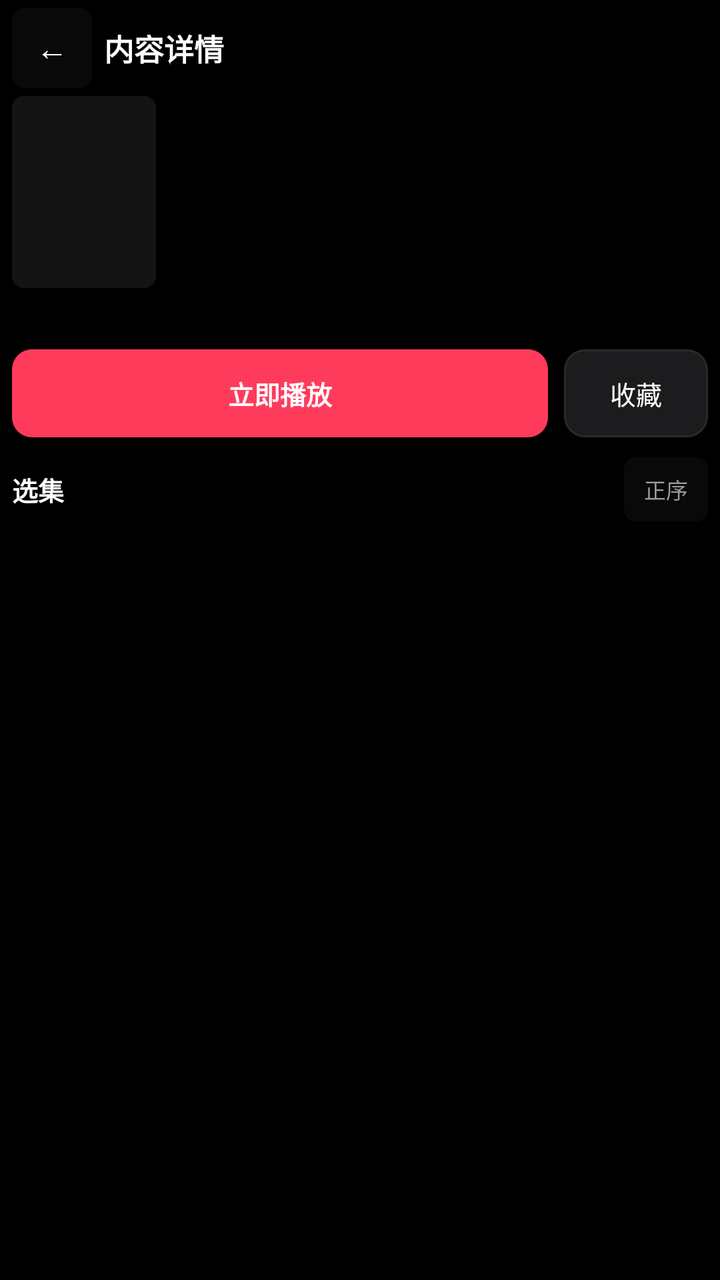
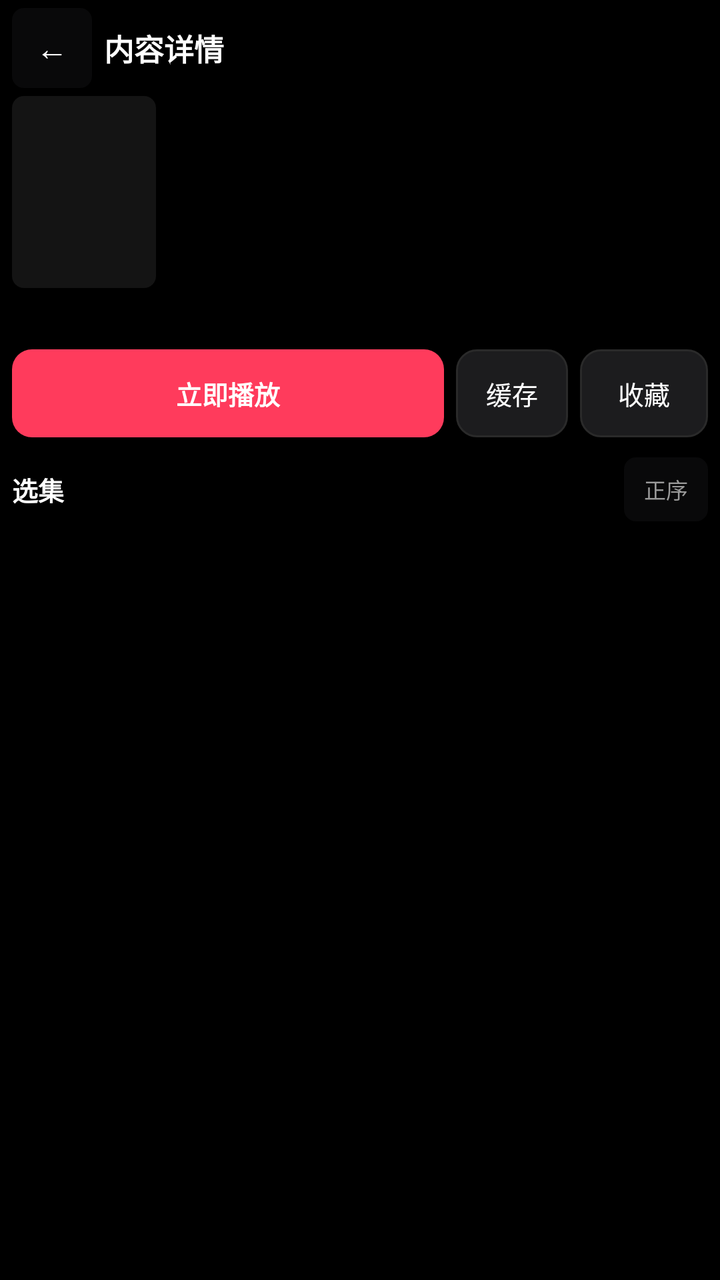

The first picture is an Android layout as it rendered before a commit; the second is the same layout after the commit. The layout source and the unified diff follow.
<!-- AndroidManifest.xml: application theme Theme.HongguoWatch -->
<!-- res/layout/activity_detail.xml -->
<?xml version="1.0" encoding="utf-8"?>
<LinearLayout xmlns:android="http://schemas.android.com/apk/res/android"
    android:id="@+id/detailRoot"
    android:layout_width="match_parent"
    android:layout_height="match_parent"
    android:background="@color/bg"
    android:orientation="vertical"
    android:paddingHorizontal="@dimen/watch_pad"
    android:paddingTop="@dimen/watch_pad_tight"
    android:paddingBottom="@dimen/watch_pad_tight">

    <LinearLayout
        android:layout_width="match_parent"
        android:layout_height="wrap_content"
        android:gravity="center_vertical"
        android:orientation="horizontal">

        <TextView
            android:id="@+id/backButton"
            android:layout_width="40dp"
            android:layout_height="40dp"
            android:background="@drawable/bg_control_button"
            android:gravity="center"
            android:text="@string/back"
            android:textColor="@color/text_primary"
            android:textSize="16sp" />

        <TextView
            android:id="@+id/pageTitle"
            android:layout_width="0dp"
            android:layout_height="wrap_content"
            android:layout_marginStart="6dp"
            android:layout_weight="1"
            android:ellipsize="end"
            android:maxLines="1"
            android:text="@string/detail_title"
            android:textColor="@color/text_primary"
            android:textSize="@dimen/watch_title"
            android:textStyle="bold" />
    </LinearLayout>

    <androidx.core.widget.NestedScrollView
        android:layout_width="match_parent"
        android:layout_height="0dp"
        android:layout_marginTop="4dp"
        android:layout_weight="1"
        android:fillViewport="true"
        android:overScrollMode="never">

        <LinearLayout
            android:layout_width="match_parent"
            android:layout_height="wrap_content"
            android:orientation="vertical">

            <LinearLayout
                android:layout_width="match_parent"
                android:layout_height="wrap_content"
                android:gravity="top"
                android:orientation="horizontal">

                <ImageView
                    android:id="@+id/cover"
                    android:layout_width="72dp"
                    android:layout_height="96dp"
                    android:background="@drawable/bg_cover"
                    android:contentDescription="@null"
                    android:scaleType="centerCrop" />

                <LinearLayout
                    android:layout_width="0dp"
                    android:layout_height="wrap_content"
                    android:layout_marginStart="8dp"
                    android:layout_weight="1"
                    android:orientation="vertical">

                    <TextView
                        android:id="@+id/seriesTitle"
                        android:layout_width="match_parent"
                        android:layout_height="wrap_content"
                        android:ellipsize="end"
                        android:maxLines="2"
                        android:textColor="@color/text_primary"
                        android:textSize="@dimen/watch_title"
                        android:textStyle="bold" />

                    <LinearLayout
                        android:id="@+id/tagRow"
                        android:layout_width="match_parent"
                        android:layout_height="wrap_content"
                        android:layout_marginTop="4dp"
                        android:gravity="center_vertical"
                        android:orientation="horizontal" />

                    <TextView
                        android:id="@+id/episodesMeta"
                        android:layout_width="match_parent"
                        android:layout_height="wrap_content"
                        android:layout_marginTop="4dp"
                        android:textColor="@color/text_secondary"
                        android:textSize="@dimen/watch_meta" />

                    <LinearLayout
                        android:layout_width="match_parent"
                        android:layout_height="wrap_content"
                        android:layout_marginTop="2dp"
                        android:gravity="center_vertical"
                        android:orientation="horizontal">

                        <TextView
                            android:id="@+id/ratingText"
                            android:layout_width="wrap_content"
                            android:layout_height="wrap_content"
                            android:textColor="@color/rating_good"
                            android:textSize="@dimen/watch_meta"
                            android:textStyle="bold"
                            android:visibility="gone" />

                        <TextView
                            android:id="@+id/heatText"
                            android:layout_width="wrap_content"
                            android:layout_height="wrap_content"
                            android:layout_marginStart="8dp"
                            android:textColor="@color/heat"
                            android:textSize="@dimen/watch_meta"
                            android:visibility="gone" />
                    </LinearLayout>
                </LinearLayout>
            </LinearLayout>

            <TextView
                android:id="@+id/seriesIntro"
                android:layout_width="match_parent"
                android:layout_height="wrap_content"
                android:layout_marginTop="8dp"
                android:ellipsize="end"
                android:maxLines="3"
                android:textColor="@color/text_secondary"
                android:textSize="@dimen/watch_meta" />

            <LinearLayout
                android:layout_width="match_parent"
                android:layout_height="wrap_content"
                android:layout_marginTop="8dp"
                android:gravity="center_vertical"
                android:orientation="horizontal">

                <TextView
                    android:id="@+id/playNowButton"
                    android:layout_width="0dp"
                    android:layout_height="44dp"
                    android:layout_weight="1"
                    android:background="@drawable/bg_play_now"
                    android:gravity="center"
                    android:text="@string/play_now"
                    android:textColor="@color/text_primary"
                    android:textSize="@dimen/watch_body"
                    android:textStyle="bold" />

                <TextView
                    android:id="@+id/favoriteAction"
                    android:layout_width="wrap_content"
                    android:layout_height="44dp"
                    android:layout_marginStart="8dp"
                    android:background="@drawable/bg_favorite_action"
                    android:gravity="center"
                    android:minWidth="72dp"
                    android:paddingHorizontal="12dp"
                    android:text="@string/favorite"
                    android:textColor="@color/text_primary"
                    android:textSize="@dimen/watch_body" />
            </LinearLayout>

            <LinearLayout
                android:layout_width="match_parent"
                android:layout_height="wrap_content"
                android:layout_marginTop="10dp"
                android:gravity="center_vertical"
                android:orientation="horizontal">

                <TextView
                    android:id="@+id/episodesLabel"
                    android:layout_width="0dp"
                    android:layout_height="wrap_content"
                    android:layout_weight="1"
                    android:text="@string/episodes"
                    android:textColor="@color/text_primary"
                    android:textSize="@dimen/watch_body"
                    android:textStyle="bold" />

                <TextView
                    android:id="@+id/expandToggle"
                    android:layout_width="wrap_content"
                    android:layout_height="32dp"
                    android:background="@drawable/bg_control_button"
                    android:gravity="center"
                    android:paddingHorizontal="10dp"
                    android:text="@string/episode_expand"
                    android:textColor="@color/accent"
                    android:textSize="@dimen/watch_meta"
                    android:textStyle="bold"
                    android:visibility="gone" />

                <TextView
                    android:id="@+id/orderToggle"
                    android:layout_width="wrap_content"
                    android:layout_height="32dp"
                    android:layout_marginStart="6dp"
                    android:background="@drawable/bg_control_button"
                    android:gravity="center"
                    android:paddingHorizontal="10dp"
                    android:text="@string/episode_order_asc"
                    android:textColor="@color/text_secondary"
                    android:textSize="@dimen/watch_meta" />

                <TextView
                    android:id="@+id/continueButton"
                    android:layout_width="wrap_content"
                    android:layout_height="32dp"
                    android:layout_marginStart="6dp"
                    android:background="@drawable/bg_quality_chip"
                    android:gravity="center"
                    android:minWidth="56dp"
                    android:paddingHorizontal="10dp"
                    android:text="@string/continue_watch"
                    android:textColor="@color/text_primary"
                    android:textSize="@dimen/watch_meta"
                    android:textStyle="bold"
                    android:visibility="gone" />
            </LinearLayout>

            <HorizontalScrollView
                android:id="@+id/episodeRangeScroll"
                android:layout_width="match_parent"
                android:layout_height="wrap_content"
                android:layout_marginTop="6dp"
                android:clipToPadding="false"
                android:overScrollMode="never"
                android:scrollbars="none"
                android:visibility="gone">

                <LinearLayout
                    android:id="@+id/episodeRangeRow"
                    android:layout_width="wrap_content"
                    android:layout_height="wrap_content"
                    android:gravity="center_vertical"
                    android:orientation="horizontal" />
            </HorizontalScrollView>

            <FrameLayout
                android:layout_width="match_parent"
                android:layout_height="wrap_content"
                android:layout_marginTop="6dp"
                android:minHeight="48dp">

                <androidx.recyclerview.widget.RecyclerView
                    android:id="@+id/episodeGrid"
                    android:layout_width="match_parent"
                    android:layout_height="wrap_content"
                    android:overScrollMode="never"
                    android:paddingBottom="4dp" />

                <ProgressBar
                    android:id="@+id/loading"
                    android:layout_width="32dp"
                    android:layout_height="32dp"
                    android:layout_gravity="center"
                    android:visibility="gone" />

                <TextView
                    android:id="@+id/errorView"
                    android:layout_width="match_parent"
                    android:layout_height="wrap_content"
                    android:layout_gravity="center"
                    android:background="@drawable/bg_panel"
                    android:gravity="center"
                    android:padding="12dp"
                    android:textColor="@color/text_secondary"
                    android:textSize="@dimen/watch_body"
                    android:visibility="gone" />
            </FrameLayout>

            <TextView
                android:id="@+id/relatedLabel"
                android:layout_width="match_parent"
                android:layout_height="wrap_content"
                android:layout_marginTop="8dp"
                android:text="@string/related_section"
                android:textColor="@color/text_secondary"
                android:textSize="@dimen/watch_meta"
                android:visibility="gone" />

            <androidx.recyclerview.widget.RecyclerView
                android:id="@+id/relatedList"
                android:layout_width="match_parent"
                android:layout_height="wrap_content"
                android:layout_marginTop="4dp"
                android:nestedScrollingEnabled="false"
                android:overScrollMode="never"
                android:visibility="gone" />
        </LinearLayout>
    </androidx.core.widget.NestedScrollView>

    
    <ImageButton
        android:id="@+id/favoriteButton"
        android:layout_width="0dp"
        android:layout_height="0dp"
        android:visibility="gone"
        android:contentDescription="@string/cd_favorite" />
</LinearLayout>
<!-- resources referenced by this layout -->
<resources>
  <color name="accent">#FF3B5C</color>
  <color name="bg">#000000</color>
  <color name="heat">#FF6B4A</color>
  <color name="rating_good">#34C759</color>
  <color name="text_primary">#FFFFFF</color>
  <color name="text_secondary">#9A9A9A</color>
  <dimen name="watch_body">13sp</dimen>
  <dimen name="watch_meta">11sp</dimen>
  <dimen name="watch_pad">6dp</dimen>
  <dimen name="watch_pad_tight">4dp</dimen>
  <dimen name="watch_title">15sp</dimen>
  <!-- drawable bg_cover (drawable) -->
  <?xml version="1.0" encoding="utf-8"?>
  <shape xmlns:android="http://schemas.android.com/apk/res/android"
      android:shape="rectangle">
      <solid android:color="@color/bg_elevated" />
      <corners android:radius="6dp" />
  </shape>
  <!-- drawable bg_favorite_action (drawable) -->
  <?xml version="1.0" encoding="utf-8"?>
  <shape xmlns:android="http://schemas.android.com/apk/res/android"
      android:shape="rectangle">
      <solid android:color="@color/bg_chip" />
      <corners android:radius="10dp" />
      <stroke
          android:width="1dp"
          android:color="@color/stroke" />
  </shape>
  <!-- drawable bg_panel (drawable) -->
  <?xml version="1.0" encoding="utf-8"?>
  <shape xmlns:android="http://schemas.android.com/apk/res/android"
      android:shape="rectangle">
      <solid android:color="#E6141414" />
      <corners android:radius="8dp" />
      <stroke
          android:width="1dp"
          android:color="@color/stroke" />
  </shape>
  <!-- drawable bg_play_now (drawable) -->
  <?xml version="1.0" encoding="utf-8"?>
  <shape xmlns:android="http://schemas.android.com/apk/res/android"
      android:shape="rectangle">
      <solid android:color="@color/accent" />
      <corners android:radius="10dp" />
  </shape>
  <string name="back">←</string>
  <string name="cd_favorite">收藏</string>
  <string name="continue_watch">续播</string>
  <string name="detail_title">内容详情</string>
  <string name="episode_expand">展开</string>
  <string name="episode_order_asc">正序</string>
  <string name="episodes">选集</string>
  <string name="favorite">收藏</string>
  <string name="play_now">立即播放</string>
  <string name="related_section">相关季 / 同系列</string>
  <color name="accent_soft">#33FF3B5C</color>
  <color name="bg_elevated">#141414</color>
  <color name="bg_chip">#1C1C1E</color>
  <color name="stroke">#2A2A2A</color>
  <color name="accent_dim">#C92D48</color>
  <!-- drawable bg_alert_dialog (drawable) -->
  <?xml version="1.0" encoding="utf-8"?>
  <shape xmlns:android="http://schemas.android.com/apk/res/android"
      android:shape="rectangle">
      <solid android:color="@color/bg_elevated" />
      <corners android:radius="12dp" />
      <stroke
          android:width="1dp"
          android:color="@color/stroke" />
  </shape>
  <style name="Widget.HongguoWatch.DialogButton.Positive" parent="Widget.HongguoWatch.DialogButton">
          
          <item name="android:textColor">@color/accent</item>
      </style>
  <style name="Widget.HongguoWatch.DialogButton" parent="Widget.MaterialComponents.Button.TextButton.Dialog">
          <item name="android:textColor">@color/text_primary</item>
          <item name="android:textSize">12sp</item>
          <item name="android:textAllCaps">false</item>
          <item name="android:minHeight">40dp</item>
          <item name="rippleColor">@color/stroke</item>
      </style>
  <style name="TextAppearance.HongguoWatch.DialogTitle" parent="TextAppearance.MaterialComponents.Subtitle1">
          <item name="android:textColor">@color/text_primary</item>
          <item name="android:textSize">15sp</item>
          <item name="android:textStyle">bold</item>
      </style>
  <style name="TextAppearance.HongguoWatch.DialogBody" parent="TextAppearance.MaterialComponents.Body2">
          <item name="android:textColor">@color/text_secondary</item>
          <item name="android:textSize">12sp</item>
      </style>
  <!-- unchanged entries left out for length: 4 -->
</resources>

<!-- the commit's change to res/layout/activity_detail.xml (unified diff, before → after) -->
@@ -157,14 +157,27 @@
                     android:textStyle="bold" />
 
                 <TextView
+                    android:id="@+id/cacheAction"
+                    android:layout_width="wrap_content"
+                    android:layout_height="44dp"
+                    android:layout_marginStart="6dp"
+                    android:background="@drawable/bg_favorite_action"
+                    android:gravity="center"
+                    android:minWidth="56dp"
+                    android:paddingHorizontal="10dp"
+                    android:text="@string/cache_action"
+                    android:textColor="@color/text_primary"
+                    android:textSize="@dimen/watch_body" />
+
+                <TextView
                     android:id="@+id/favoriteAction"
                     android:layout_width="wrap_content"
                     android:layout_height="44dp"
-                    android:layout_marginStart="8dp"
+                    android:layout_marginStart="6dp"
                     android:background="@drawable/bg_favorite_action"
                     android:gravity="center"
-                    android:minWidth="72dp"
-                    android:paddingHorizontal="12dp"
+                    android:minWidth="64dp"
+                    android:paddingHorizontal="10dp"
                     android:text="@string/favorite"
                     android:textColor="@color/text_primary"
                     android:textSize="@dimen/watch_body" />
<!-- resource entries referenced after the edit -->
@@ -46,6 +46,7 @@
       <corners android:radius="10dp" />
   </shape>
   <string name="back">←</string>
+  <string name="cache_action">缓存</string>
   <string name="cd_favorite">收藏</string>
   <string name="continue_watch">续播</string>
   <string name="detail_title">内容详情</string>
